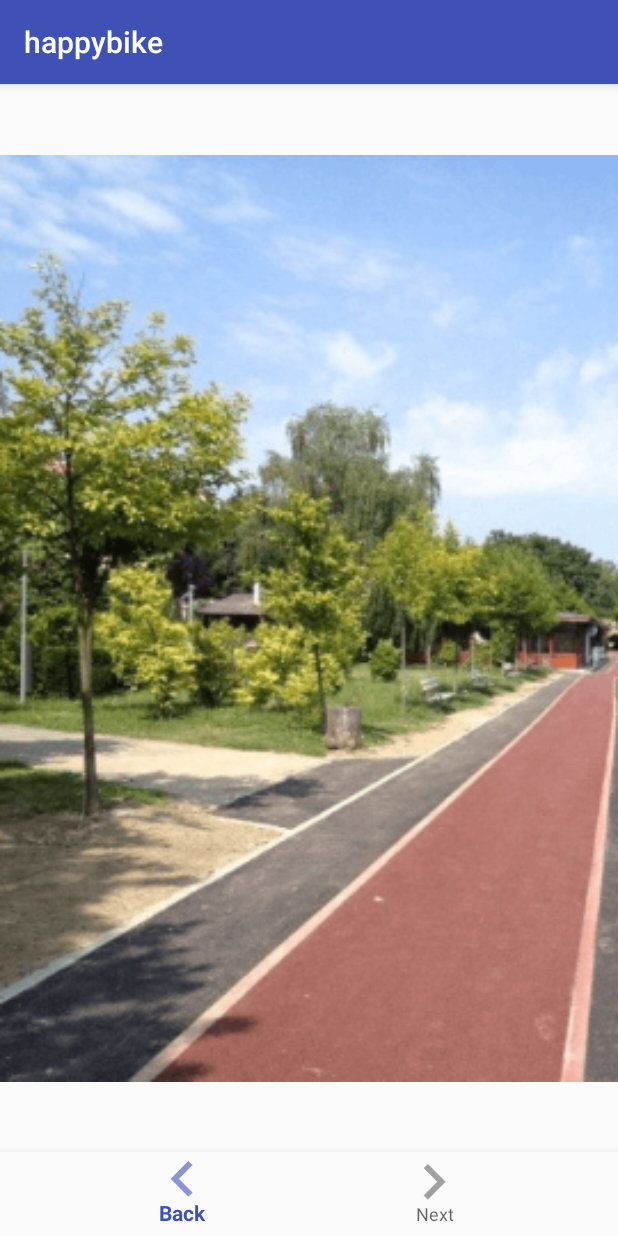
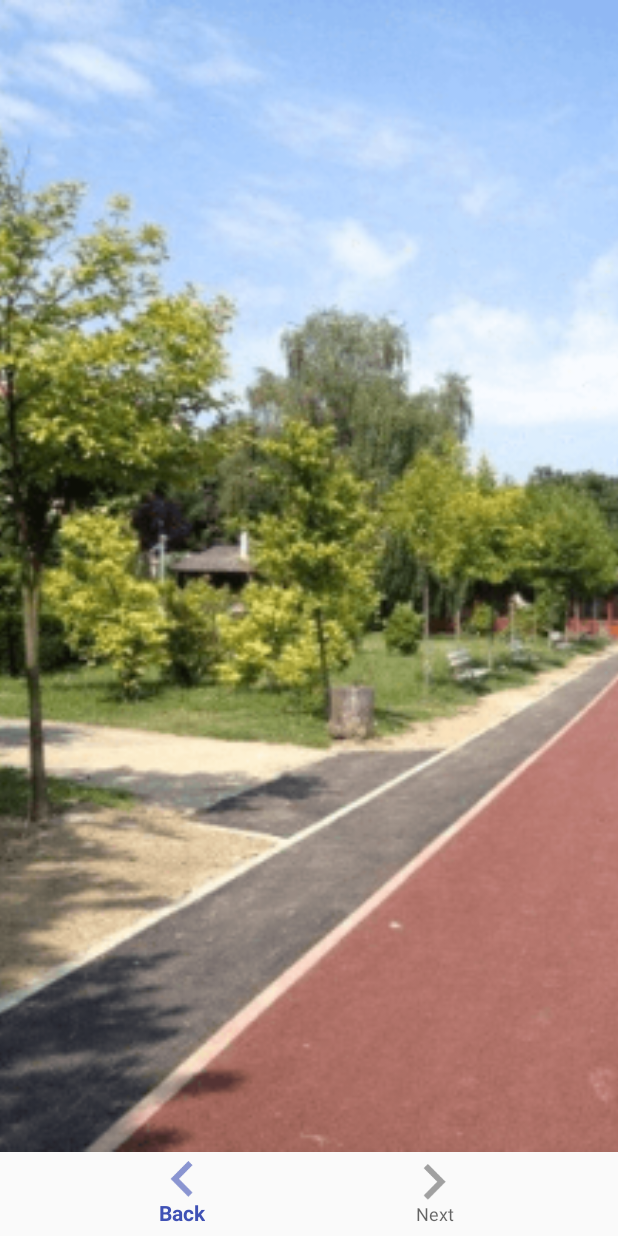
Before and after one commit to happybike/happy-bike-android, an Android app: the screen it shows after launch (WalkThrough), on a phone screen of 412 x 824 dp. Run offline under Robolectric (Android 15) with nearby library versions, the phone set to English and light mode, and no system bars.

Commit message:
hide title bar, crop image

```diff
--- a/mobile/src/main/java/space/velociraptors/happybike/WalkThrough.java
+++ b/mobile/src/main/java/space/velociraptors/happybike/WalkThrough.java
@@ -6,7 +6,6 @@ import android.support.design.widget.BottomNavigationView;
 import android.support.v7.app.AppCompatActivity;
 import android.view.MenuItem;
 import android.widget.ImageView;
-import android.widget.TextView;
 
 public class WalkThrough extends AppCompatActivity {
 
--- a/mobile/src/main/res/layout/activity_walk_through.xml
+++ b/mobile/src/main/res/layout/activity_walk_through.xml
@@ -16,7 +16,10 @@
         <ImageView
             android:id="@+id/walkthrough_image"
             android:layout_width="match_parent"
-            android:layout_height="match_parent" />
+            android:layout_height="match_parent"
+            android:scaleType="centerCrop"
+            android:src="@drawable/bikeway"
+            />
     </FrameLayout>
 
     <android.support.design.widget.BottomNavigationView
--- a/mobile/src/main/res/values/styles.xml
+++ b/mobile/src/main/res/values/styles.xml
@@ -6,6 +6,12 @@
         <item name="colorPrimary">@color/colorPrimary</item>
         <item name="colorPrimaryDark">@color/colorPrimaryDark</item>
         <item name="colorAccent">@color/colorAccent</item>
+        <item name="windowNoTitle">true</item>
+        <item name="windowActionBar">false</item>
+        <item name="android:windowFullscreen">false</item>
+        <item name="android:windowContentOverlay">@null</item>
+        <item name="android:windowDisablePreview">true</item>
+        <item name="android:progressBarStyle">@android:style/Widget.Holo.Light.ProgressBar</item>
     </style>
 
 </resources>
```
